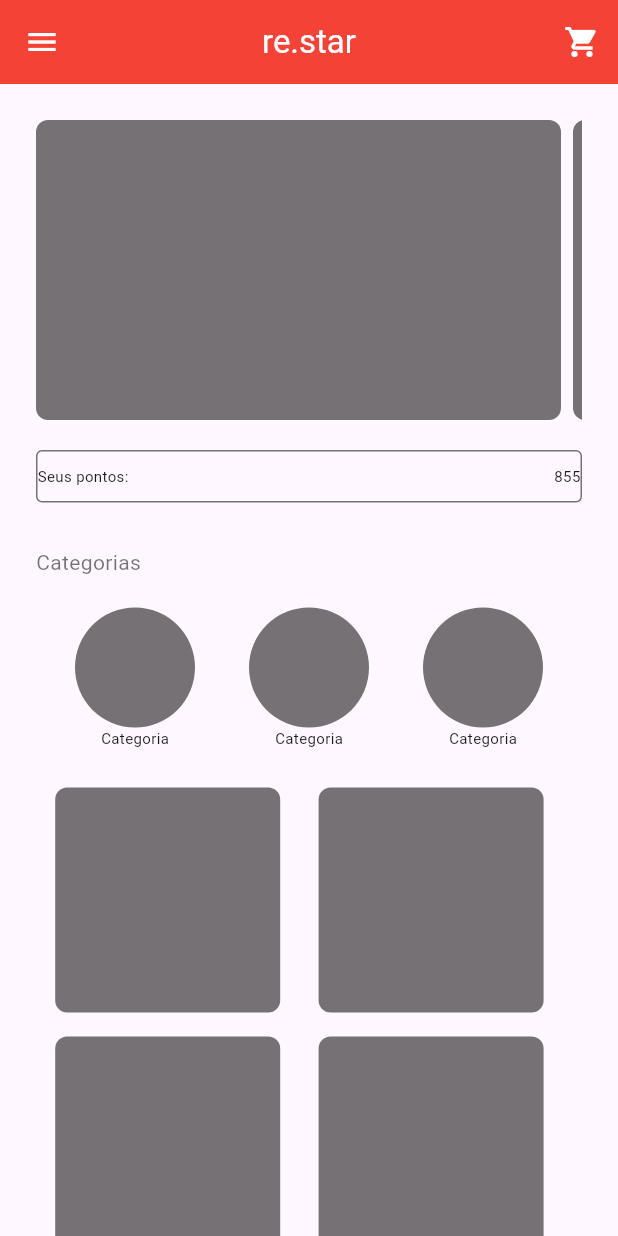
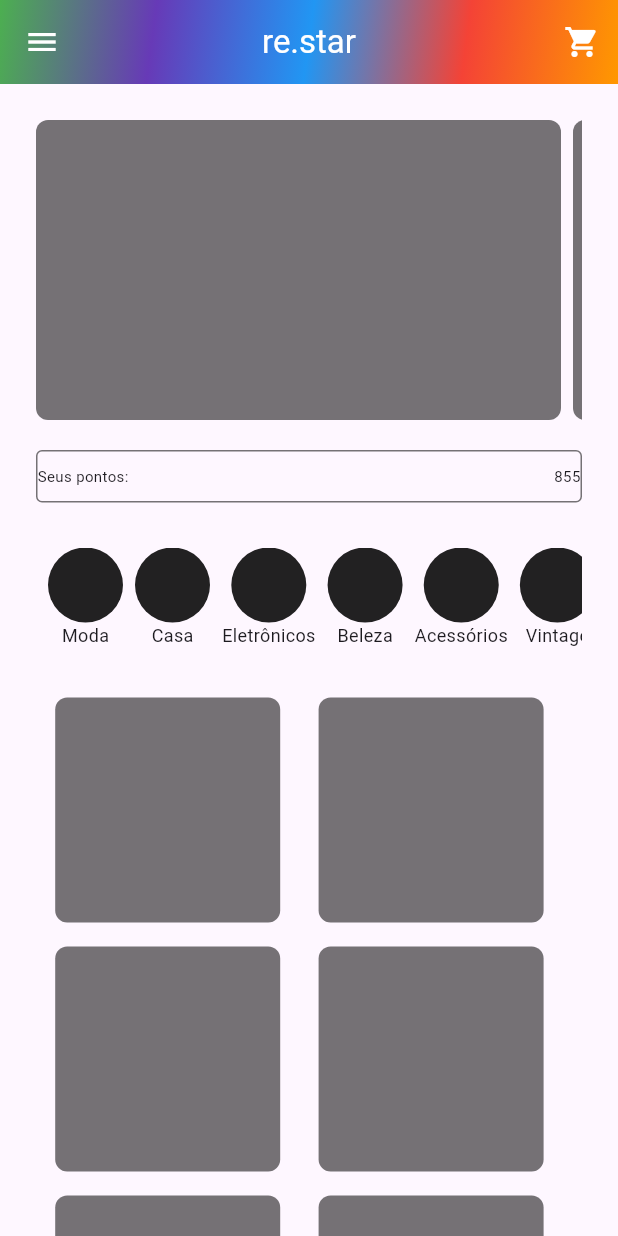
Before and after one commit to giuliasb296/restar_flutter, a Flutter app: the screen it shows after launch, on a phone screen of 412 x 824 dp. Run offline on Flutter 3.47's test engine with Material 3 defaults, Android fonts, the phone set to English and light mode, and no system bars.

Commit message:
Update da appbar e das categorias

```diff
--- a/lib/main.dart
+++ b/lib/main.dart
@@ -1,4 +1,5 @@
 import 'package:flutter/material.dart';
+import 'package:flutter/widgets.dart';
 
 void main() {
   runApp(const MyApp());
@@ -19,15 +20,13 @@
       debugShowCheckedModeBanner: false,
       home: Scaffold(
        appBar: AppBar(
-          backgroundColor: Colors.red,
           leading: IconButton(
             icon: const Icon(Icons.menu),
             color: Colors.white,
             onPressed: () {},
           ),
           title: const Text(
-            're.star',
-            style: TextStyle(color: Colors.white),
+            're.star', style: TextStyle(color: Colors.white),
           ),
           centerTitle: true,
           actions: [
@@ -37,6 +36,15 @@
               onPressed: () {},
             ),
           ],
+          flexibleSpace: Container(
+            decoration: const BoxDecoration(
+              gradient: LinearGradient(
+                begin: Alignment.topLeft,
+                end: Alignment.bottomRight,
+                colors: [Colors.green, Colors.deepPurple, Colors.blue, Colors.red, Colors.orange],
+      ),
+    ),
+  ),
 ),
 
         body: ListView(
@@ -106,57 +114,72 @@
             ),
 
            //Categorias
+            SizedBox(
+              width: double.infinity,
+              height: 100,
+              child: ListView(
+                scrollDirection: Axis.horizontal,
+                children: [
+                  const SizedBox(width: 8.0),
+                   Column(
+                    children: [
+                      CircleAvatar(
+                    radius: 25,
+                    backgroundColor: Colors.black87,
+                    ),
+                    Text('Moda', style: TextStyle(fontSize: 12),)
+                  ],),
+                  const SizedBox(width: 8.0),
                    const Column(
-              crossAxisAlignment: CrossAxisAlignment.start,
                     children: [
-                Text(
-                  'Categorias',
-                  style: TextStyle(color: Colors.black54),
+                      CircleAvatar(
+                    radius: 25,
+                    backgroundColor: Colors.black87,
                     ),
-                SizedBox(height: 20),
-                Row(
-                  mainAxisAlignment: MainAxisAlignment.spaceEvenly,
+                    Text('Casa', style: TextStyle(fontSize: 12),)
+                  ],),
+                  const SizedBox(width: 8.0),
+                  const Column(
                     children: [
-                    SizedBox(
-                      height: 100,
-                      width: 100,
-                      child: Column(children: [
                       CircleAvatar(
-                          backgroundColor: Colors.black54,
-                          radius: 40,
+                    radius: 25,
+                    backgroundColor: Colors.black87,
                     ),
-                        Text('Categoria', style: TextStyle(fontSize: 10),)
-                      ]),
+                    Text('Eletrônicos', style: TextStyle(fontSize: 12),)
+                  ],),
+                  const SizedBox(width: 8.0),
+                   const Column(
+                    children: [
+                      CircleAvatar(
+                    radius: 25,
+                    backgroundColor: Colors.black87,
                     ),
-                    SizedBox(
-                      height: 100,
-                      width: 100,
-                      child: Column(children: [
+                    Text('Beleza', style: TextStyle(fontSize: 12),)
+                  ],),
+                   const SizedBox(width: 8.0),
+                   Column(
+                    children: [
                       CircleAvatar(
-                          backgroundColor: Colors.black54,
-                          radius: 40,
+                    radius: 25,
+                    backgroundColor: Colors.black87,
                     ),
-                        Text('Categoria', style: TextStyle(fontSize: 10),)
-                      ]),
+                    Text('Acessórios', style: TextStyle(fontSize: 12),)
+                  ],),
+                   const SizedBox(width: 8.0),
+                   Column(
+                    children: [
+                      CircleAvatar(
+                    radius: 25,
+                    backgroundColor: Colors.black87,
                     ),
-                    SizedBox(
-                      height: 100,
-                      width: 100,
-                      child: Column(children: [
-                        CircleAvatar(
-                          backgroundColor: Colors.black54,
-                          radius: 40,
-                        ),
-                        Text('Categoria', style: TextStyle(fontSize: 10),)
-                      ]),
-                    ),
+                    Text('Vintage', style: TextStyle(fontSize: 12),)
+                  ],),
+                   const SizedBox(width: 8.0),
                 ],
               ),
-              ],
             ),
 
-            //Separação
-            const SizedBox(height: 20),
+
 
             //Colunas
             Column(
@@ -171,7 +194,7 @@
                           color: Colors.black54,
                           borderRadius: BorderRadius.circular(8)),
                     ),
-                    const SizedBox(height: 16.0),
+                    const SizedBox(height: 5.0),
                     Container(
                       height: 150,
                       width: 150,
```
Lines whose indentation alone changed are shown as unchanged.
